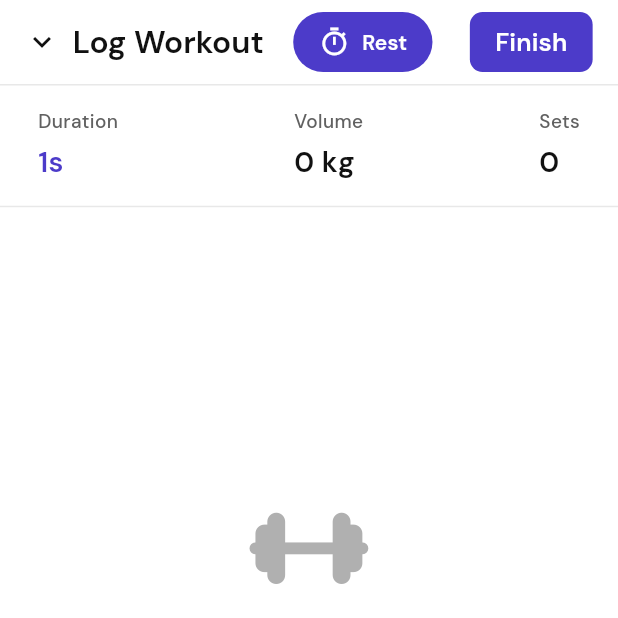
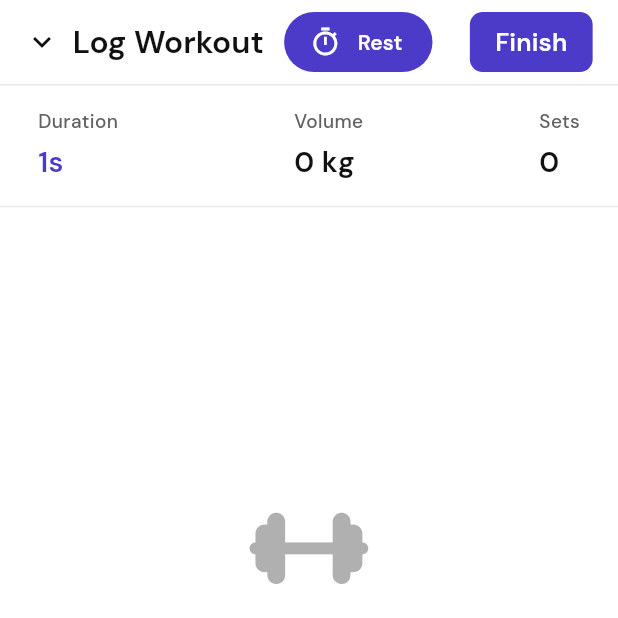
Before and after one commit to LaalBaig/iteration_n_gym, a Flutter app: the ActiveWorkoutScreen screen opened by its route, on a phone screen of 412 x 824 dp, the top half of it. Run offline on Flutter 3.47's test engine with Material 3 defaults, Android fonts, the phone set to English and light mode, and no system bars; our stand-ins replace drift, drift_sqflite, figma_squircle, fl_chart, flutter_local_notifications, font_awesome_flutter and 3 more; accounts and stored records are empty; generated files the repository leaves out were written again.

Commit message:
feat: implement rest timer push notifications and stabilize button layout with tabular figures

```diff
--- a/gym_app_winter/lib/main.dart
+++ b/gym_app_winter/lib/main.dart
@@ -6,11 +6,13 @@ import 'package:gym_app_winter/widgets/minimized_workout_bar.dart';
 import 'package:gym_app_winter/palette/color_scheme.dart';
 import 'package:gym_app_winter/utils/responsive_helper.dart';
 import 'package:gym_app_winter/theme/app_theme.dart';
+import 'package:gym_app_winter/services/notification_service.dart';
 
 final GlobalKey<ScaffoldMessengerState> scaffoldMessengerKey = GlobalKey<ScaffoldMessengerState>();
 
 void main() async {
   WidgetsFlutterBinding.ensureInitialized();
+  await NotificationService().initialize();
   final prefs = await SharedPreferences.getInstance();
   final isDark = prefs.getBool('isDarkTheme');
   final initialTheme = isDark == null
--- a/gym_app_winter/lib/state/rest_timer_notifier.dart
+++ b/gym_app_winter/lib/state/rest_timer_notifier.dart
@@ -3,6 +3,7 @@ import 'dart:math';
 import 'package:flutter/material.dart';
 import 'package:flutter/services.dart';
 import 'package:gym_app_winter/main.dart';
+import 'package:gym_app_winter/services/notification_service.dart';
 
 class RestTimerNotifier extends ChangeNotifier {
   static final RestTimerNotifier _instance = RestTimerNotifier._internal();
@@ -54,6 +55,7 @@ class RestTimerNotifier extends ChangeNotifier {
     await Future.delayed(const Duration(milliseconds: 150));
     HapticFeedback.vibrate();
 
+    NotificationService().showRestCompleteNotification();
     SystemSound.play(SystemSoundType.alert);
 
     // Show 1-second toast
--- a/gym_app_winter/lib/widgets/rest_timer_button.dart
+++ b/gym_app_winter/lib/widgets/rest_timer_button.dart
@@ -124,9 +124,16 @@ class _RestTimerButtonState extends State<RestTimerButton> {
                 padding: EdgeInsets.symmetric(horizontal: ResponsiveHelper.w(16)),
               ),
               icon: Icon(Icons.timer_outlined, size: ResponsiveHelper.w(20)),
-              label: Text(
-                label,
-                style: TextStyle(fontWeight: FontWeight.w600),
+              label: SizedBox(
+                width: 36,
+                child: Text(
+                  label,
+                  textAlign: TextAlign.center,
+                  style: TextStyle(
+                    fontWeight: FontWeight.w600,
+                    fontFeatures: [FontFeature.tabularFigures()],
+                  ),
+                ),
               ),
             ),
           ),
--- a/gym_app_winter/pubspec.yaml
+++ b/gym_app_winter/pubspec.yaml
@@ -45,6 +45,7 @@ dependencies:
   fl_chart: ^0.69.0
   intl: ^0.20.2
   shared_preferences: ^2.5.5
+  flutter_local_notifications: ^22.0.1
 
 dev_dependencies:
   drift_dev: ^2.15.0
```
Also changed, not shown: gym_app_winter/lib/services/notification_service.dart (added, +47 -0 lines), gym_app_winter/pubspec.lock, 4 other files.
